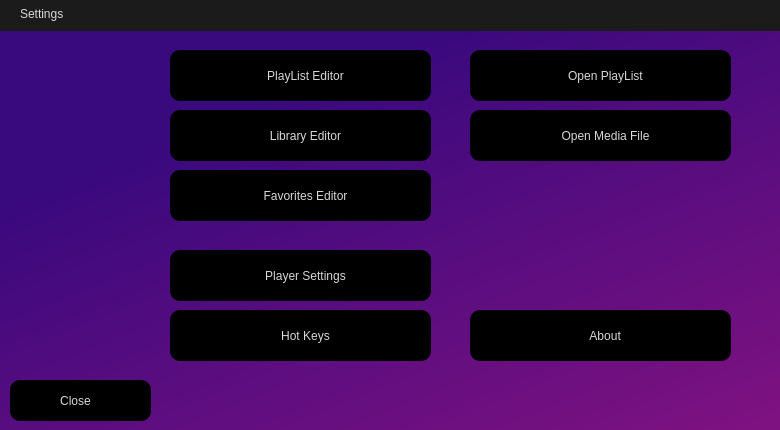
Qt form assets/Settings.ui (ifreddyrod/SpyderPlayer) before a commit.
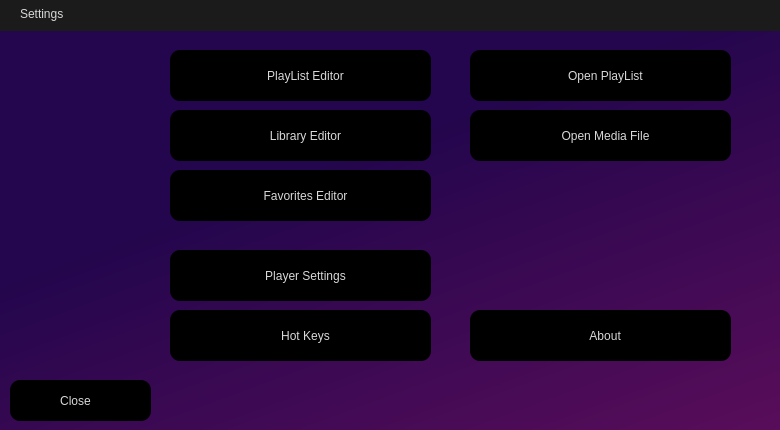
The same form after that commit. Icons and pictures are not drawn.

Commit message: - Fixed bug with slider movement not stopping the StalledVideoTimer causing retries after new position - Darkened the background for all settings screens - Added some hooks for potential FFmpeg video player

```diff
--- a/assets/Settings.ui
+++ b/assets/Settings.ui
@@ -198,7 +198,8 @@
     </rect>
    </property>
    <property name="styleSheet">
-    <string notr="true">background-color: qlineargradient(spread:pad, x1:0.369, y1:0.182, x2:1, y2:1, stop:0 rgba(57, 9, 126, 255), stop:1 rgba(129, 18, 129, 255));</string>
+    <string notr="true">/*background-color: qlineargradient(spread:pad, x1:0.369, y1:0.182, x2:1, y2:1, stop:0 rgba(57, 9, 126, 255), stop:1 rgba(129, 18, 129, 255));*/
+background-color: qlineargradient(spread:pad, x1:0.506931, y1:0.295636, x2:1, y2:1, stop:0 rgba(35, 6, 77, 255), stop:1 rgba(90, 13, 90, 255));</string>
    </property>
   </widget>
   <widget class="QPushButton" name="OpenMediaFile_button">
```
The commit also changes 12 other files.
